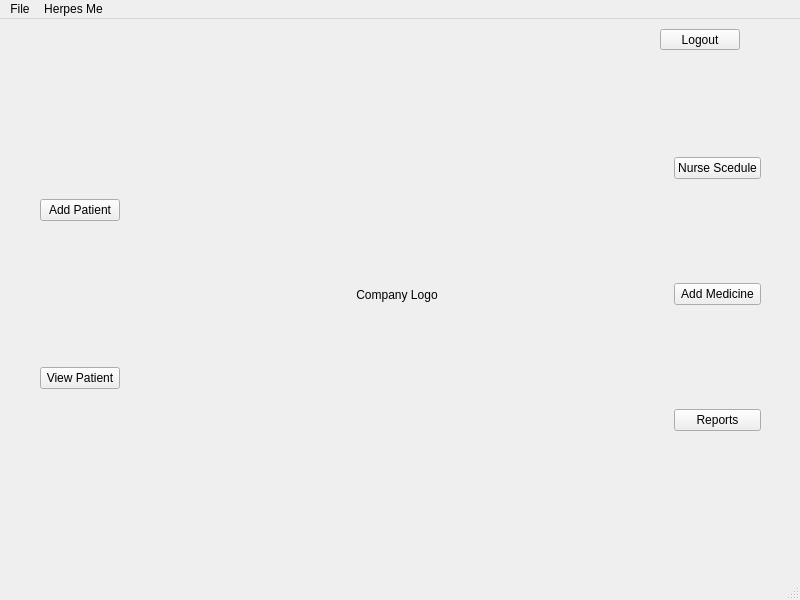
Before: the Qt Designer form doctorview.ui in luigiacuna/UB-GUI-OOP-Final-Project, drawn with Qt 5.
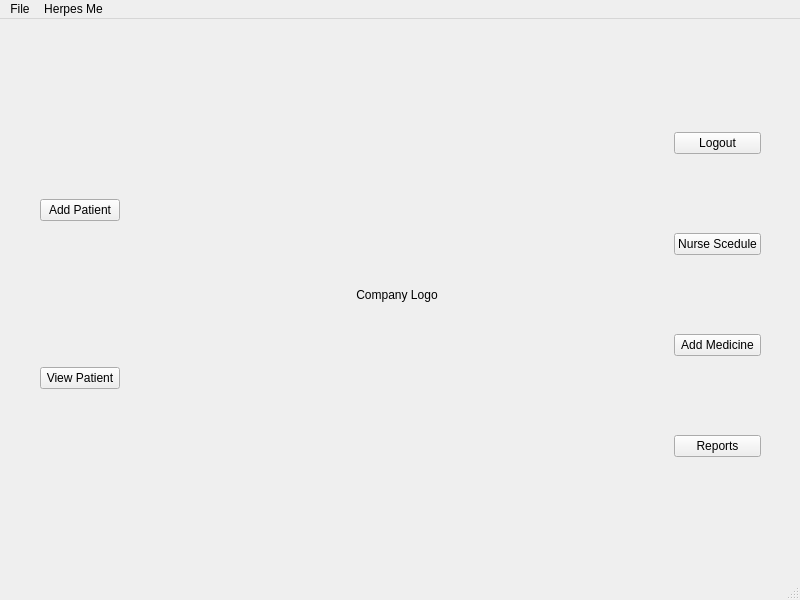
After: the same form once the commit is applied.

The edit to the form file:
```diff
--- a/doctorview.ui
+++ b/doctorview.ui
@@ -80,6 +80,13 @@
      </item>
      <item>
       <layout class="QVBoxLayout" name="slideToTheRight">
+       <item>
+        <widget class="QPushButton" name="Logout">
+         <property name="text">
+          <string>Logout</string>
+         </property>
+        </widget>
+       </item>
        <item>
         <widget class="QPushButton" name="seeSchedule">
          <property name="text">
@@ -105,19 +112,6 @@
      </item>
     </layout>
    </widget>
-   <widget class="QPushButton" name="Logout">
-    <property name="geometry">
-     <rect>
-      <x>660</x>
-      <y>10</y>
-      <width>80</width>
-      <height>21</height>
-     </rect>
-    </property>
-    <property name="text">
-     <string>Logout</string>
-    </property>
-   </widget>
   </widget>
   <widget class="QMenuBar" name="menubar">
    <property name="geometry">
```
Left out of the diff: 2 changed lines with no effect on the pictures.
